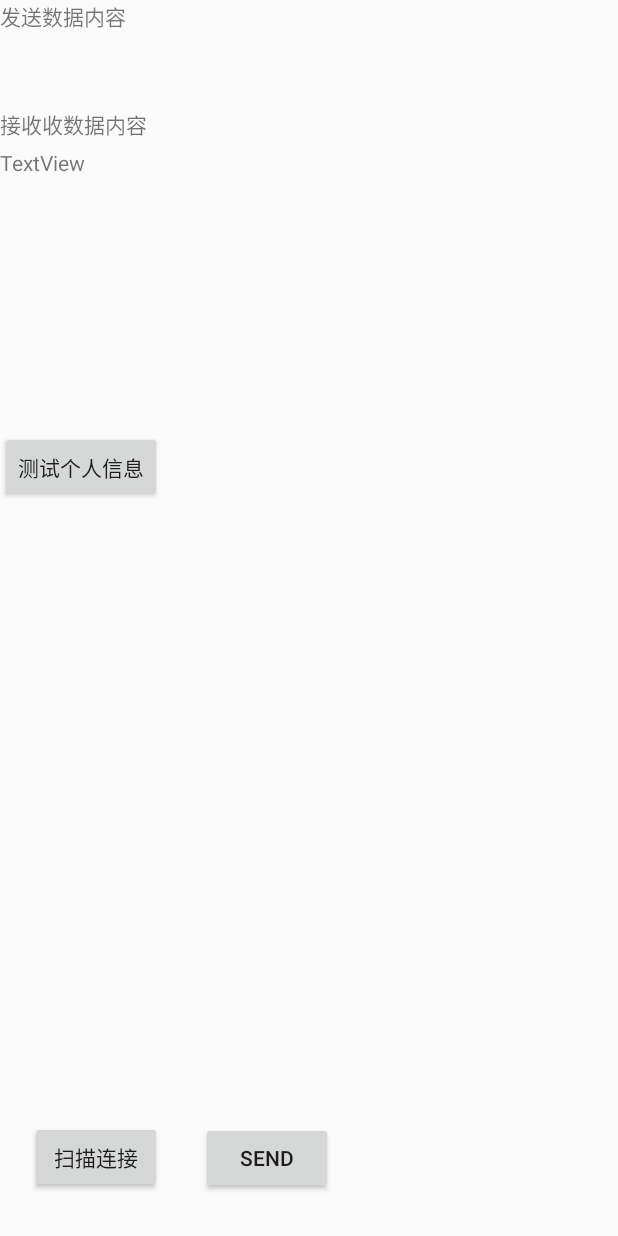
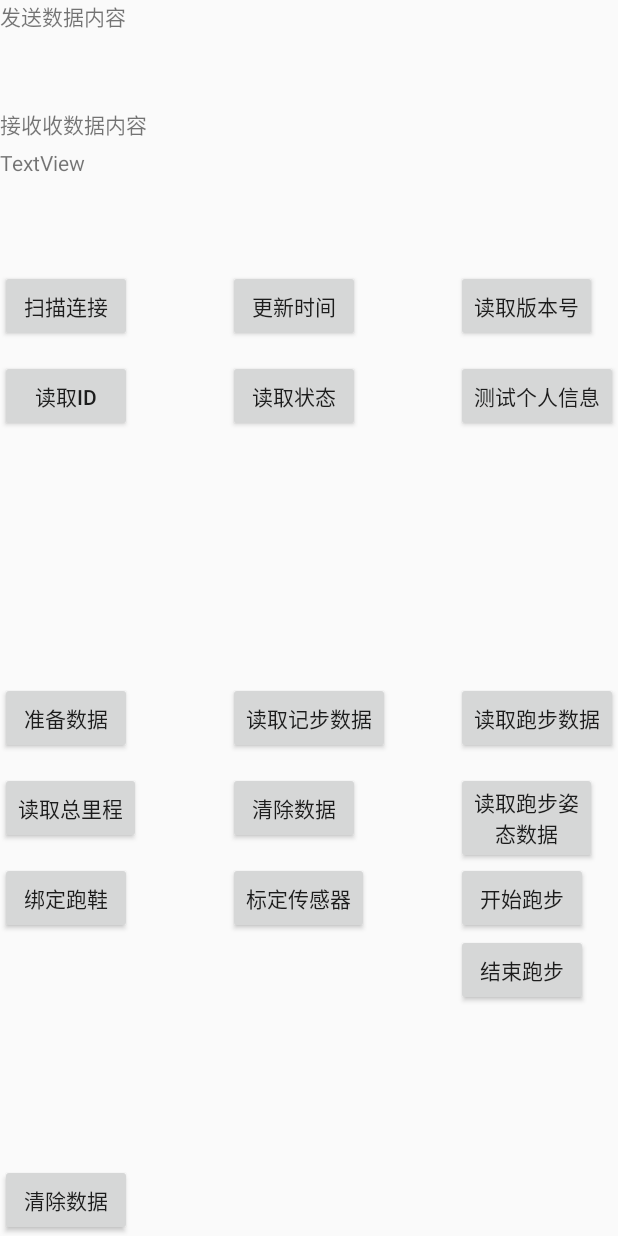
Before and after one commit to skyEnlong/blescandemo, an Android app: the layout demo_shoes.xml on its own in the app's theme, with its tools: preview values and no code run, on a phone screen of 412 x 824 dp. Run offline under Robolectric (Android 15) with nearby library versions, the phone set to English and light mode, and no system bars.

Commit message:
add demo

```diff
--- a/app/build.gradle
+++ b/app/build.gradle
@@ -1,4 +1,5 @@
 apply plugin: 'com.android.application'
+apply plugin: 'com.jakewharton.butterknife'
 
 android {
     compileSdkVersion 24
@@ -25,5 +26,5 @@ dependencies {
     testCompile 'junit:junit:4.12'
     compile 'com.android.support:appcompat-v7:24.1.0'
     compile project(':communication')
-
+    compile 'com.jakewharton:butterknife:8.4.0'
 }
--- a/app/src/main/java/com/example/enlong/blescandemo/BleScanMananfer.java
+++ b/app/src/main/java/com/example/enlong/blescandemo/BleScanMananfer.java
@@ -49,7 +49,7 @@ public class BleScanMananfer {
 
                     parseDat.address = device.getAddress();
 
-                    if(null != ca) ca.onDeviceSearch(parseDat);
+                    if(null != ca) ca.onDeviceSearch(device1);
                 }
 
 
--- a/app/src/main/java/com/example/enlong/blescandemo/OnDeviceSearch.java
+++ b/app/src/main/java/com/example/enlong/blescandemo/OnDeviceSearch.java
@@ -3,7 +3,7 @@ package com.example.enlong.blescandemo;
 /**
  * Created by enlong on 16/9/27.
  */
-public interface OnDeviceSearch {
+public interface OnDeviceSearch<T> {
 
-     void onDeviceSearch(ParsedAd dev);
+     void onDeviceSearch(T dev);
 }
--- a/app/src/main/java/com/example/enlong/blescandemo/SearchService.java
+++ b/app/src/main/java/com/example/enlong/blescandemo/SearchService.java
@@ -21,7 +21,7 @@ import de.greenrobot.event.EventBus;
 /**
  * Created by enlong on 16/10/18.
  */
-public class SearchService extends Service  implements OnDeviceSearch {
+public class SearchService extends Service  implements OnDeviceSearch<ParsedAd> {
     private BleScanMananfer mScanner;
     private int currentValue = 0;
     private int start = 0;
--- a/app/src/main/res/layout/demo_shoes.xml
+++ b/app/src/main/res/layout/demo_shoes.xml
@@ -13,7 +13,6 @@
 
     <TextView
         android:layout_marginTop="5dp"
-
         android:layout_width="match_parent"
         android:layout_height="wrap_content"
         android:minLines="2"
@@ -44,36 +43,169 @@
 
 
         <Button
-            android:text="测试个人信息"
-            android:layout_width="wrap_content"
-            android:layout_height="wrap_content"
-            android:layout_alignParentTop="true"
-            android:layout_alignParentLeft="true"
-            android:layout_alignParentStart="true"
-            android:layout_marginTop="153dp"
-            android:id="@+id/button" />
-
-        <Button
-            android:text="send"
-            android:layout_width="wrap_content"
-            android:layout_height="wrap_content"
-            android:layout_marginLeft="26dp"
-            android:layout_marginStart="26dp"
-            android:id="@+id/button2"
-            android:layout_alignParentBottom="true"
-            android:layout_toRightOf="@+id/button"
-            android:layout_toEndOf="@+id/button"
-            android:layout_marginBottom="28dp" />
-
-        <Button
             android:text="扫描连接"
             android:layout_width="wrap_content"
             android:layout_height="wrap_content"
             android:id="@+id/button3"
-            android:layout_alignBaseline="@+id/button2"
-            android:layout_alignBottom="@+id/button2"
-            android:layout_toLeftOf="@+id/button2"
-            android:layout_toStartOf="@+id/button2" />
+            android:layout_alignParentTop="true"
+            android:layout_alignParentLeft="true"
+            android:layout_alignParentStart="true"
+            android:layout_marginTop="46dp" />
+
+        <Button
+            android:text="读取ID"
+            android:layout_width="wrap_content"
+            android:layout_height="wrap_content"
+            android:layout_below="@+id/button3"
+            android:layout_alignRight="@+id/button3"
+            android:layout_alignEnd="@+id/button3"
+            android:layout_marginTop="12dp"
+            android:id="@+id/button5" />
+
+        <Button
+            android:text="测试个人信息"
+            android:layout_width="wrap_content"
+            android:layout_height="wrap_content"
+            android:id="@+id/button7"
+            android:layout_alignBaseline="@+id/button6"
+            android:layout_alignBottom="@+id/button6"
+            android:layout_alignParentRight="true"
+            android:layout_alignParentEnd="true" />
+
+        <Button
+            android:text="准备数据"
+            android:layout_width="wrap_content"
+            android:layout_height="wrap_content"
+            android:layout_centerVertical="true"
+            android:layout_alignParentLeft="true"
+            android:layout_alignParentStart="true"
+            android:id="@+id/button8" />
+
+        <Button
+            android:text="读取记步数据"
+            android:layout_width="wrap_content"
+            android:layout_height="wrap_content"
+            android:layout_alignTop="@+id/button8"
+            android:layout_centerHorizontal="true"
+            android:id="@+id/button9" />
+
+        <Button
+            android:text="读取跑步数据"
+            android:layout_width="wrap_content"
+            android:layout_height="wrap_content"
+            android:id="@+id/button10"
+            android:layout_alignBaseline="@+id/button9"
+            android:layout_alignBottom="@+id/button9"
+            android:layout_alignLeft="@+id/button7"
+            android:layout_alignStart="@+id/button7" />
+
+        <Button
+            android:text="读取总里程"
+            android:layout_width="wrap_content"
+            android:layout_height="wrap_content"
+            android:id="@+id/button11"
+            android:layout_below="@+id/button8"
+            android:layout_alignParentLeft="true"
+            android:layout_alignParentStart="true"
+            android:layout_marginTop="12dp" />
+
+        <Button
+            android:text="清除数据"
+            android:layout_width="wrap_content"
+            android:layout_height="wrap_content"
+            android:id="@+id/button12"
+            android:layout_alignBaseline="@+id/button11"
+            android:layout_alignBottom="@+id/button11"
+            android:layout_alignLeft="@+id/button9"
+            android:layout_alignStart="@+id/button9" />
+
+        <Button
+            android:layout_width="wrap_content"
+            android:layout_height="wrap_content"
+            android:id="@+id/button"
+            android:text="更新时间"
+            android:layout_alignBaseline="@+id/button3"
+            android:layout_alignBottom="@+id/button3"
+            android:layout_alignLeft="@+id/button6"
+            android:layout_alignStart="@+id/button6" />
+
+        <Button
+            android:text="绑定跑鞋"
+            android:layout_width="wrap_content"
+            android:layout_height="wrap_content"
+            android:id="@+id/button15"
+            android:layout_below="@+id/button11"
+            android:layout_alignParentLeft="true"
+            android:layout_alignParentStart="true"
+            android:layout_marginTop="12dp" />
+
+        <Button
+            android:text="读取版本号"
+            android:layout_width="wrap_content"
+            android:layout_height="wrap_content"
+            android:id="@+id/button4"
+            android:layout_alignBaseline="@+id/button"
+            android:layout_alignBottom="@+id/button"
+            android:layout_alignLeft="@+id/button7"
+            android:layout_alignStart="@+id/button7" />
+
+        <Button
+            android:text="读取状态"
+            android:layout_width="wrap_content"
+            android:layout_height="wrap_content"
+            android:id="@+id/button6"
+            android:layout_alignBaseline="@+id/button5"
+            android:layout_alignBottom="@+id/button5"
+            android:layout_alignLeft="@+id/button9"
+            android:layout_alignStart="@+id/button9" />
+
+        <Button
+            android:text="标定传感器"
+            android:layout_width="wrap_content"
+            android:layout_height="wrap_content"
+            android:id="@+id/button16"
+            android:layout_alignBaseline="@+id/button15"
+            android:layout_alignBottom="@+id/button15"
+            android:layout_alignLeft="@+id/button12"
+            android:layout_alignStart="@+id/button12" />
+
+        <Button
+            android:text="读取跑步姿态数据"
+            android:layout_width="wrap_content"
+            android:layout_height="wrap_content"
+            android:id="@+id/button13"
+            android:layout_alignTop="@+id/button12"
+            android:layout_alignRight="@+id/button4"
+            android:layout_alignEnd="@+id/button4"
+            android:layout_alignLeft="@+id/button10"
+            android:layout_alignStart="@+id/button10" />
+
+        <Button
+            android:text="清除数据"
+            android:layout_width="wrap_content"
+            android:layout_height="wrap_content"
+            android:id="@+id/button14"
+            android:layout_alignParentBottom="true"
+            android:layout_alignParentLeft="true"
+            android:layout_alignParentStart="true" />
+
+        <Button
+            android:text="结束跑步"
+            android:layout_width="wrap_content"
+            android:layout_height="wrap_content"
+            android:id="@+id/button17"
+            android:layout_below="@+id/button16"
+            android:layout_alignLeft="@+id/button2"
+            android:layout_alignStart="@+id/button2" />
+
+        <Button
+            android:text="开始跑步"
+            android:layout_width="wrap_content"
+            android:layout_height="wrap_content"
+            android:id="@+id/button2"
+            android:layout_above="@+id/button17"
+            android:layout_alignLeft="@+id/button13"
+            android:layout_alignStart="@+id/button13" />
 
 
     </RelativeLayout>
--- a/build.gradle
+++ b/build.gradle
@@ -6,6 +6,7 @@ buildscript {
     }
     dependencies {
         classpath 'com.android.tools.build:gradle:2.1.3'
+        classpath 'com.jakewharton:butterknife-gradle-plugin:8.4.0'
 
         // NOTE: Do not place your application dependencies here; they belong
         // in the individual module build.gradle files
--- a/communication/src/main/java/com/communication/ble/CodoonShoesSyncManager.java
+++ b/communication/src/main/java/com/communication/ble/CodoonShoesSyncManager.java
@@ -5,6 +5,7 @@ import android.content.Context;
 import android.os.Message;
 import android.util.SparseArray;
 
+import com.communication.bean.CodoonShoesMinuteModel;
 import com.communication.bean.CodoonShoesModel;
 import com.communication.common.BaseCommand;
 import com.communication.common.BaseCommandHelper;
@@ -431,6 +432,11 @@ public class CodoonShoesSyncManager extends BaseDeviceSyncManager {
                 mICodoonShoesCallBack.onGetTotalRun(total);
                 break;
 
+            case CodoonShoesCommand.RES_RUN_STATE_DATA:
+                CodoonShoesMinuteModel model = mParseHelper.parseMinutePercents(resData);
+                mICodoonShoesCallBack.onGetRunState(model);
+                break;
+
         }
 
     }
--- a/communication/src/main/java/com/communication/ble/ICodoonShoesCallBack.java
+++ b/communication/src/main/java/com/communication/ble/ICodoonShoesCallBack.java
@@ -1,5 +1,6 @@
 package com.communication.ble;
 
+import com.communication.bean.CodoonShoesMinuteModel;
 import com.communication.bean.CodoonShoesModel;
 import com.communication.bean.CodoonShoesState;
 import com.communication.data.ISyncDataCallback;
@@ -49,4 +50,8 @@ public interface ICodoonShoesCallBack extends ISyncDataCallback {
 
     /**获取到的start-end模式的运动**/
     void onGetRunSports(List<CodoonShoesModel> ls);
+
+
+    /**读取跑步姿态数据**/
+    void onGetRunState(CodoonShoesMinuteModel model);
 }
```
Also changed, not shown: app/src/main/java/com/example/enlong/blescandemo/DemoShoes.java (+111 -1 lines), app/src/main/java/com/example/enlong/blescandemo/DemoSyncManger.java (+24 -8 lines), communication/src/main/java/com/communication/common/BaseCommandHelper.java (+23 -0 lines), communication/src/main/java/com/communication/shoes/CodoonShoesCommand.java (+7 -1 lines), communication/src/main/java/com/communication/shoes/CodoonShoesParseHelper.java (+45 -1 lines), 2 other files.
